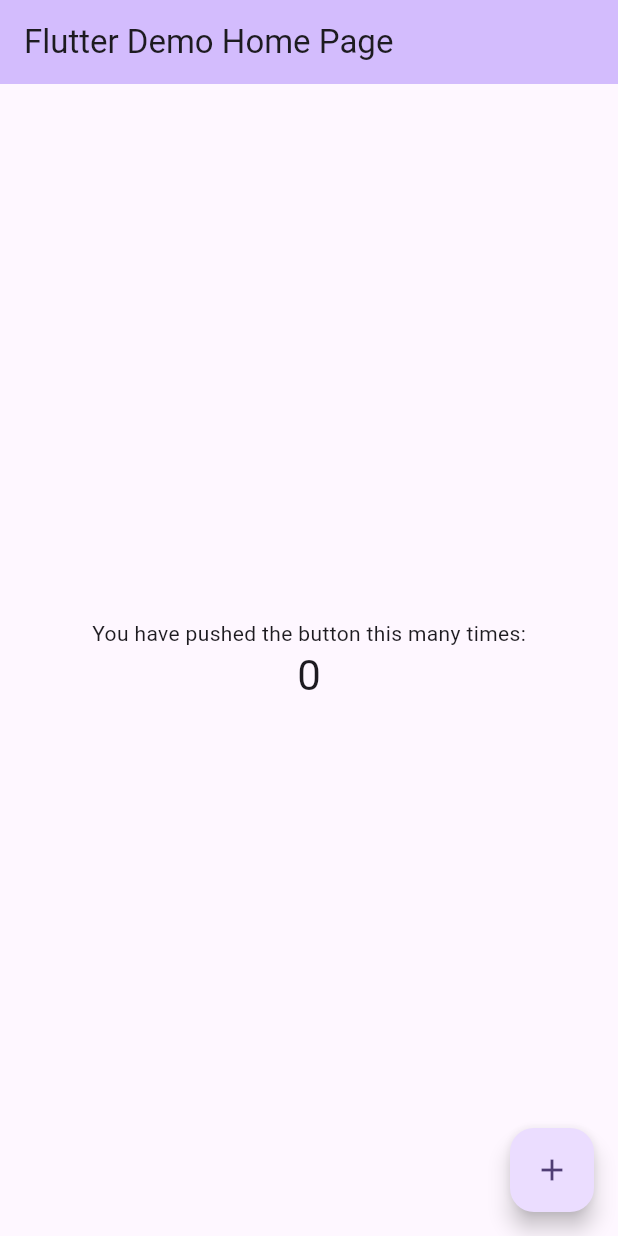
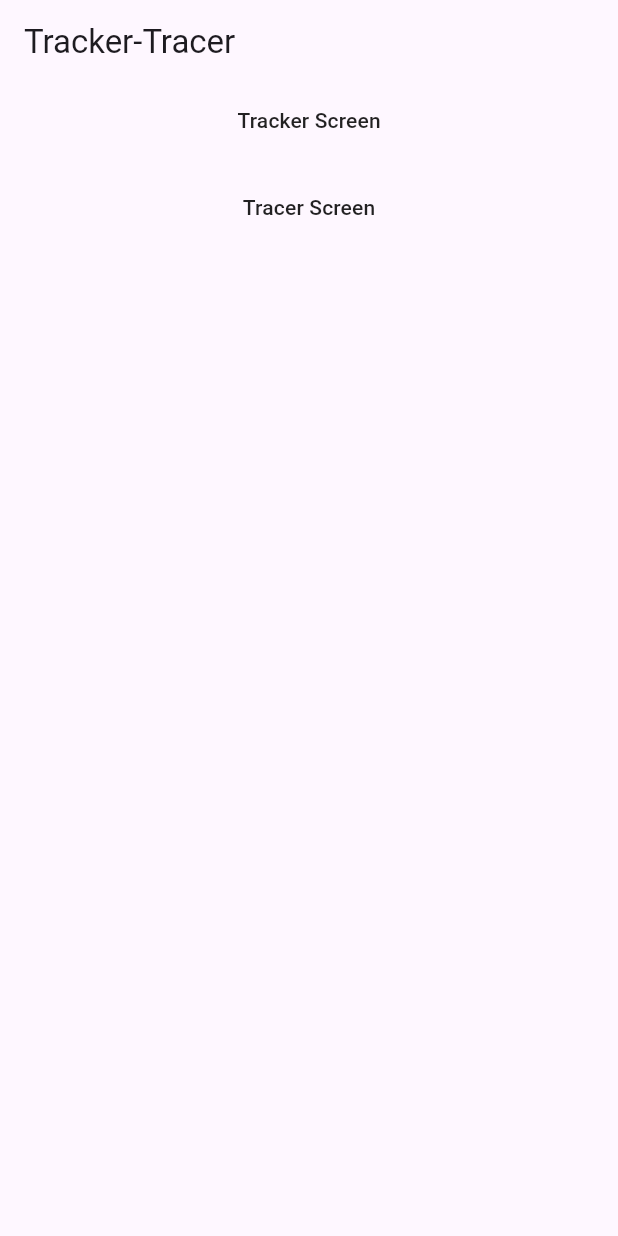
Before and after one commit to sjdpk/tracker-tracer, a Flutter app: the screen it shows after launch, on a phone screen of 412 x 824 dp. Run offline on Flutter 3.47's test engine with Material 3 defaults, Android fonts, the phone set to English and light mode, and no system bars; our stand-ins replace equatable, firebase_core, firebase_database, flutter_bloc, flutter_map, geocoding and 4 more; missing offline and left inert: flutter_map_location_marker; accounts and stored records are empty.

```diff
--- a/lib/locator.dart
+++ b/lib/locator.dart
@@ -0,0 +1,29 @@
+// This page defines the dependency injection setup using GetIt for the
+// authentication feature of the app, including registering HTTP client,
+// bloc, use case, repository, and data source instances.
+
+import 'package:get_it/get_it.dart';
+import 'package:http/http.dart' as http;
+
+import 'src/features/tracker/data/datasource/remote/tracker_data_source.dart';
+import 'src/features/tracker/data/repository/tracker_repo_impl.dart';
+import 'src/features/tracker/domain/repository/tracker_repo.dart';
+import 'src/features/tracker/domain/usecase/tracker_usecase.dart';
+import 'src/features/tracker/presentation/bloc/tracker/tracker_bloc.dart';
+
+final sl = GetIt.instance;
+Future<void> init() async {
+  // external
+  sl.registerLazySingleton(() => http.Client());
+  // ============ BLOCS ============
+  sl.registerFactory(() => TrackerBloc(sl()));
+
+  // ============ USECASES ============
+  sl.registerLazySingleton(() => TrackerUseCase(sl()));
+
+  // ============ REPOSITORIES ============
+  sl.registerLazySingleton<TrackerRepository>(() => TrackerRepositoryImpl(sl()));
+
+  // ============ REMOTE DATASOURCES ============
+  sl.registerLazySingleton<RemoteTrackerDataSource>(() => RemoteTrackerDataSourceImpl(sl()));
+}
--- a/lib/main.dart
+++ b/lib/main.dart
@@ -1,125 +1,35 @@
 import 'package:flutter/material.dart';
+import 'package:flutter/services.dart';
+import 'package:flutter_bloc/flutter_bloc.dart';
+import 'package:tracker/src/config/themes/app_theme.dart';
+import 'locator.dart' as di;
+import 'src/config/router/app_routes.dart';
+import 'src/features/tracker/presentation/bloc/tracker/tracker_bloc.dart';
 
-void main() {
+void main() async {
+  WidgetsFlutterBinding.ensureInitialized();
+  await SystemChrome.setPreferredOrientations([
+    DeviceOrientation.portraitUp
+  ]);
+  await di.init();
   runApp(const MyApp());
 }
 
 class MyApp extends StatelessWidget {
   const MyApp({super.key});
 
-  // This widget is the root of your application.
   @override
   Widget build(BuildContext context) {
-    return MaterialApp(
-      title: 'Flutter Demo',
-      theme: ThemeData(
-        // This is the theme of your application.
-        //
-        // TRY THIS: Try running your application with "flutter run". You'll see
-        // the application has a purple toolbar. Then, without quitting the app,
-        // try changing the seedColor in the colorScheme below to Colors.green
-        // and then invoke "hot reload" (save your changes or press the "hot
-        // reload" button in a Flutter-supported IDE, or press "r" if you used
-        // the command line to start the app).
-        //
-        // Notice that the counter didn't reset back to zero; the application
-        // state is not lost during the reload. To reset the state, use hot
-        // restart instead.
-        //
-        // This works for code too, not just values: Most code changes can be
-        // tested with just a hot reload.
-        colorScheme: ColorScheme.fromSeed(seedColor: Colors.deepPurple),
-        useMaterial3: true,
+    return MultiBlocProvider(
+      providers: [
+        BlocProvider<TrackerBloc>(create: (_) => di.sl<TrackerBloc>()),
+      ],
+      child: MaterialApp.router(
+        routerConfig: AppRoutes.routes,
+        title: 'Tracker',
+        debugShowCheckedModeBanner: false,
+        theme: AppTheme.appDefaultTheme(),
       ),
-      home: const MyHomePage(title: 'Flutter Demo Home Page'),
     );
   }
 }
-
-class MyHomePage extends StatefulWidget {
-  const MyHomePage({super.key, required this.title});
-
-  // This widget is the home page of your application. It is stateful, meaning
-  // that it has a State object (defined below) that contains fields that affect
-  // how it looks.
-
-  // This class is the configuration for the state. It holds the values (in this
-  // case the title) provided by the parent (in this case the App widget) and
-  // used by the build method of the State. Fields in a Widget subclass are
-  // always marked "final".
-
-  final String title;
-
-  @override
-  State<MyHomePage> createState() => _MyHomePageState();
-}
-
-class _MyHomePageState extends State<MyHomePage> {
-  int _counter = 0;
-
-  void _incrementCounter() {
-    setState(() {
-      // This call to setState tells the Flutter framework that something has
-      // changed in this State, which causes it to rerun the build method below
-      // so that the display can reflect the updated values. If we changed
-      // _counter without calling setState(), then the build method would not be
-      // called again, and so nothing would appear to happen.
-      _counter++;
-    });
-  }
-
-  @override
-  Widget build(BuildContext context) {
-    // This method is rerun every time setState is called, for instance as done
-    // by the _incrementCounter method above.
-    //
-    // The Flutter framework has been optimized to make rerunning build methods
-    // fast, so that you can just rebuild anything that needs updating rather
-    // than having to individually change instances of widgets.
-    return Scaffold(
-      appBar: AppBar(
-        // TRY THIS: Try changing the color here to a specific color (to
-        // Colors.amber, perhaps?) and trigger a hot reload to see the AppBar
-        // change color while the other colors stay the same.
-        backgroundColor: Theme.of(context).colorScheme.inversePrimary,
-        // Here we take the value from the MyHomePage object that was created by
-        // the App.build method, and use it to set our appbar title.
-        title: Text(widget.title),
-      ),
-      body: Center(
-        // Center is a layout widget. It takes a single child and positions it
-        // in the middle of the parent.
-        child: Column(
-          // Column is also a layout widget. It takes a list of children and
-          // arranges them vertically. By default, it sizes itself to fit its
-          // children horizontally, and tries to be as tall as its parent.
-          //
-          // Column has various properties to control how it sizes itself and
-          // how it positions its children. Here we use mainAxisAlignment to
-          // center the children vertically; the main axis here is the vertical
-          // axis because Columns are vertical (the cross axis would be
-          // horizontal).
-          //
-          // TRY THIS: Invoke "debug painting" (choose the "Toggle Debug Paint"
-          // action in the IDE, or press "p" in the console), to see the
-          // wireframe for each widget.
-          mainAxisAlignment: MainAxisAlignment.center,
-          children: <Widget>[
-            const Text(
-              'You have pushed the button this many times:',
-            ),
-            Text(
-              '$_counter',
-              style: Theme.of(context).textTheme.headlineMedium,
-            ),
-          ],
-        ),
-      ),
-      floatingActionButton: FloatingActionButton(
-        onPressed: _incrementCounter,
-        tooltip: 'Increment',
-        child: const Icon(Icons.add),
-      ), // This trailing comma makes auto-formatting nicer for build methods.
-    );
-  }
-}
--- /dev/null
+++ b/lib/src/home_screen.dart
@@ -0,0 +1,32 @@
+import 'package:flutter/material.dart';
+import 'package:tracker/src/config/router/app_routes.dart';
+import 'package:tracker/src/core/resources/colors.dart';
+
+class HomeScreen extends StatelessWidget {
+  const HomeScreen({super.key});
+
+  @override
+  Widget build(BuildContext context) {
+    return Scaffold(
+      appBar: AppBar(
+        backgroundColor: AppColor.transparent,
+        title: const Text("Tracker-Tracer"),
+      ),
+      body: Center(
+        child: Column(
+          children: [
+            MaterialButton(
+              onPressed: () => context.push(AppRoutesList.trackerScreen),
+              child: const Text("Tracker Screen"),
+            ),
+            const SizedBox(height: 10),
+            MaterialButton(
+              onPressed: () => context.push(AppRoutesList.tracerScreen),
+              child: const Text("Tracer Screen"),
+            )
+          ],
+        ),
+      ),
+    );
+  }
+}
```
